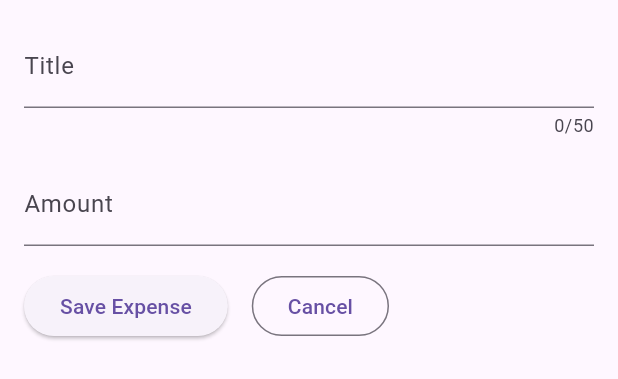
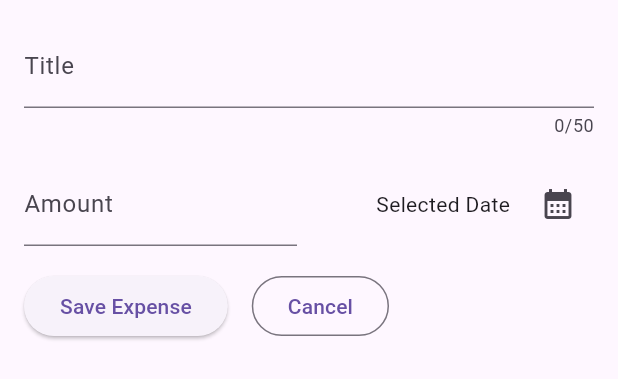
Before and after one commit to Meruem243/expense_tracker, a Flutter app: the NewExpense widget shown alone on an empty page, opened directly, on a phone screen of 412 x 824 dp. Shown: the top 379 px of the screen. Run offline on Flutter 3.47's test engine with Material 3 defaults, Android fonts, the phone set to English and light mode, and no system bars.

Commit message:
Add date picker functionality and improve layout in NewExpense widget

```diff
--- a/lib/widgets/new_expense.dart
+++ b/lib/widgets/new_expense.dart
@@ -15,6 +15,20 @@ class _NewExpenseState extends State<NewExpense> {
 
   final _titleController = TextEditingController();
   final _amountController = TextEditingController();
+  void _presntDatePicker() {
+    final initialDate = DateTime.now();
+    final firstDate = DateTime(
+      initialDate.year - 1,
+      initialDate.month,
+      initialDate.day,
+    );
+    showDatePicker(
+      context: context,
+      initialDate: initialDate,
+      firstDate: firstDate,
+      lastDate: initialDate,
+    );
+  }
 
   @override
   void dispose() {
@@ -36,7 +50,10 @@ class _NewExpenseState extends State<NewExpense> {
             decoration: const InputDecoration(label: Text('Title')),
           ),
           const SizedBox(height: 16),
-          TextField(
+          Row(
+            children: [
+              Expanded(
+                child: TextField(
                   controller: _amountController,
                   // maxLength: 50,
                   decoration: const InputDecoration(
@@ -45,6 +62,25 @@ class _NewExpenseState extends State<NewExpense> {
                   ),
                   // keyboardType: const TextInputType.numberWithOptions(decimal: true),
                   keyboardType: TextInputType.number,
+                ),
+              ),
+
+              const SizedBox(width: 16),
+              Expanded(
+                child: Row(
+                  mainAxisAlignment: MainAxisAlignment.end,
+                  crossAxisAlignment: CrossAxisAlignment.center,
+                  children: [
+                    Text('Selected Date'),
+                    const SizedBox(width: 8),
+                    IconButton(
+                      onPressed: _presntDatePicker,
+                      icon: const Icon(Icons.calendar_month),
+                    ),
+                  ],
+                ),
+              ),
+            ],
           ),
           const SizedBox(height: 16),
           Row(
```
Lines whose indentation alone changed are shown as unchanged.
